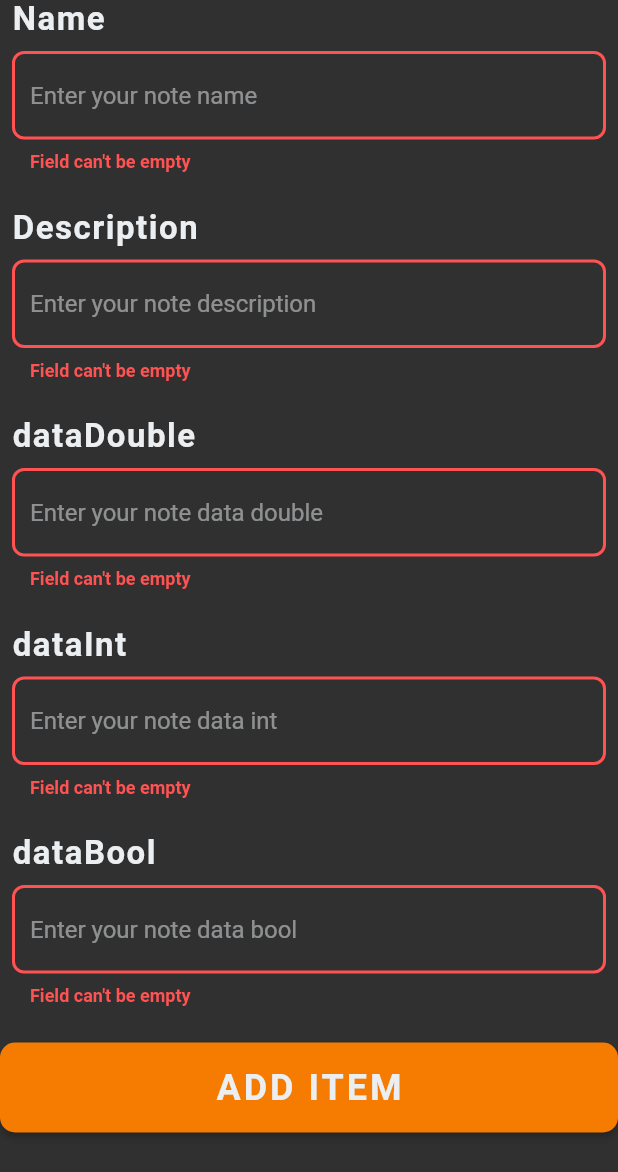
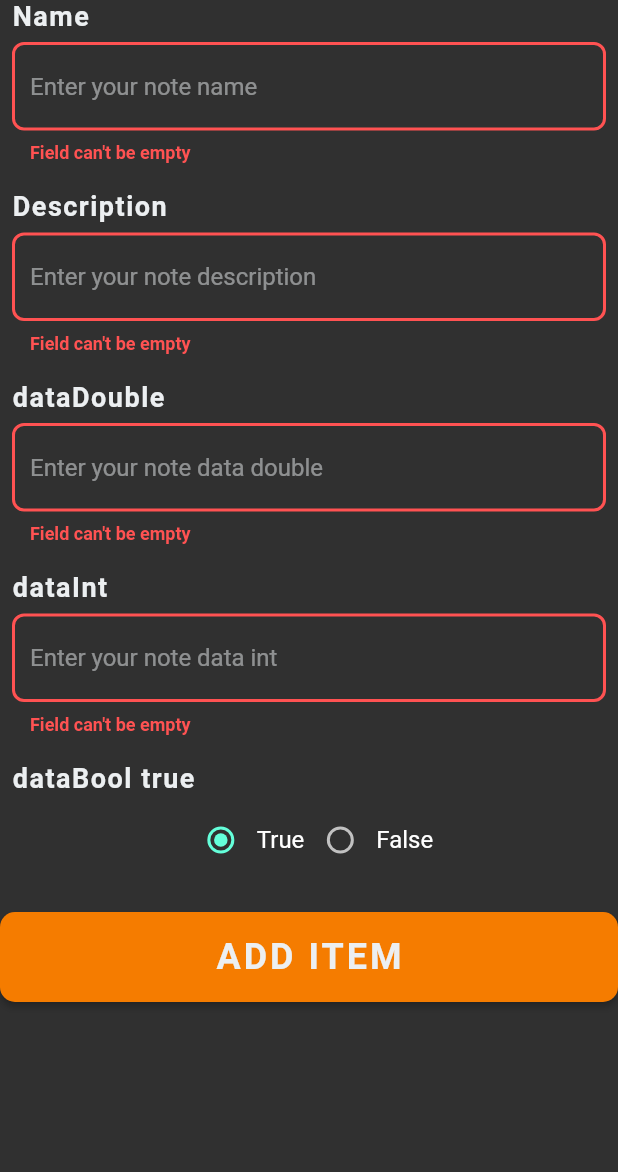
Before and after one commit to Med-Li-Jr/flutterInterfaces, a Flutter app: the AddItemForm widget shown alone on an empty page, opened directly with empty values, after a tap on "ADD ITEM", on a phone screen of 412 x 824 dp. Shown: the top 1172 px of the screen. Run offline on Flutter 3.47's test engine with Material 2 defaults, Android fonts, the phone set to English and light mode, and no system bars; our stand-ins replace cloud_firestore, firebase_core; accounts and stored records are empty.

Commit message:
Done part Add with differents type of Field

```diff
--- a/lib/AddForm.dart
+++ b/lib/AddForm.dart
@@ -29,6 +29,7 @@ class _AddItemFormState extends State<AddItemForm> {
   final _addItemFormKey = GlobalKey<FormState>();
 
   bool _isProcessing = false;
+  bool _radioDataBool = true;
 
   final TextEditingController _nameController = TextEditingController();
   final TextEditingController _descriptionController = TextEditingController();
@@ -38,7 +39,8 @@ class _AddItemFormState extends State<AddItemForm> {
 
   @override
   Widget build(BuildContext context) {
-    return Form(
+    return SingleChildScrollView(
+      child: Form(
         key: _addItemFormKey,
         child: Column(
           children: [
@@ -50,17 +52,17 @@ class _AddItemFormState extends State<AddItemForm> {
               ),
               child: Column(
                 crossAxisAlignment: CrossAxisAlignment.start,
-              children: [
+                children: <Widget>[
                   Text(
                     'Name',
                     style: TextStyle(
                       color: CustomColors.itemListColor,
-                    fontSize: 22.0,
+                      fontSize: 18.0,
                       letterSpacing: 1,
                       fontWeight: FontWeight.bold,
                     ),
                   ),
-                SizedBox(height: 8.0),
+                  SizedBox(height: 7.0),
                   CustomFormField(
                     isLabelEnabled: false,
                     controller: _nameController,
@@ -73,17 +75,17 @@ class _AddItemFormState extends State<AddItemForm> {
                     label: 'Name',
                     hint: 'Enter your note name',
                   ),
-                SizedBox(height: 24.0),
+                  SizedBox(height: 18.0),
                   Text(
                     'Description',
                     style: TextStyle(
                       color: CustomColors.itemListColor,
-                    fontSize: 22.0,
+                      fontSize: 18.0,
                       letterSpacing: 1,
                       fontWeight: FontWeight.bold,
                     ),
                   ),
-                SizedBox(height: 8.0),
+                  SizedBox(height: 7.0),
                   CustomFormField(
                     maxLines: 1,
                     isLabelEnabled: false,
@@ -97,17 +99,18 @@ class _AddItemFormState extends State<AddItemForm> {
                     label: 'Description',
                     hint: 'Enter your note description',
                   ),
-                SizedBox(height: 24.0),
+                  SizedBox(height: 18.0),
                   Text(
                     'dataDouble',
                     style: TextStyle(
                       color: CustomColors.itemListColor,
-                    fontSize: 22.0,
+                      fontSize: 18.0,
                       letterSpacing: 1,
                       fontWeight: FontWeight.bold,
                     ),
                   ),
-                SizedBox(height: 8.0),
+                  SizedBox(height: 7.0),
+
                   CustomFormField(
                     maxLines: 1,
                     isLabelEnabled: false,
@@ -115,23 +118,25 @@ class _AddItemFormState extends State<AddItemForm> {
                     focusNode: widget.dataDoubleFocusNode,
                     keyboardType: TextInputType.text,
                     inputAction: TextInputAction.done,
-                  validator: (value) => Validator.validateField(
+                    validator: (value) => Validator.validateFieldNumber(
                       value: value,
+                      typeField: "double"
                     ),
                     label: 'Data Double',
                     hint: 'Enter your note data double',
                   ),
-                SizedBox(height: 24.0),
+
+                  SizedBox(height: 18.0),
                   Text(
                     'dataInt',
                     style: TextStyle(
                       color: CustomColors.itemListColor,
-                    fontSize: 22.0,
+                      fontSize: 18.0,
                       letterSpacing: 1,
                       fontWeight: FontWeight.bold,
                     ),
                   ),
-                SizedBox(height: 8.0),
+                  SizedBox(height: 7.0),
                   CustomFormField(
                     maxLines: 1,
                     isLabelEnabled: false,
@@ -139,35 +144,71 @@ class _AddItemFormState extends State<AddItemForm> {
                     focusNode: widget.dataIntFocusNode,
                     keyboardType: TextInputType.text,
                     inputAction: TextInputAction.done,
-                  validator: (value) => Validator.validateField(
+                    validator: (value) => Validator.validateFieldNumber(
                       value: value,
+                      typeField: "int"
                     ),
                     label: 'Data Int',
                     hint: 'Enter your note data int',
                   ),
-                SizedBox(height: 24.0),
+                  SizedBox(height: 18.0),
+
+
                   Text(
-                  'dataBool',
+                    'dataBool ' + _radioDataBool.toString(),
                     style: TextStyle(
                       color: CustomColors.itemListColor,
-                    fontSize: 22.0,
+                      fontSize: 18.0,
                       letterSpacing: 1,
                       fontWeight: FontWeight.bold,
                     ),
                   ),
-                SizedBox(height: 8.0),
-                CustomFormField(
-                  maxLines: 1,
-                  isLabelEnabled: false,
-                  controller: _dataBoolController,
-                  focusNode: widget.dataBoolFocusNode,
-                  keyboardType: TextInputType.text,
-                  inputAction: TextInputAction.done,
-                  validator: (value) => Validator.validateField(
-                    value: value,
+                  SizedBox(height: 7.0),
+                  // CustomFormField(
+                  //   maxLines: 1,
+                  //   isLabelEnabled: false,
+                  //   controller: _dataBoolController,
+                  //   focusNode: widget.dataBoolFocusNode,
+                  //   keyboardType: TextInputType.text,
+                  //   inputAction: TextInputAction.done,
+                  //   validator: (value) => Validator.validateField(
+                  //     value: value,
+                  //   ),
+                  //   label: 'Data Bool',
+                  //   hint: 'Enter your note data bool',
+                  // ),
+                  new Row(
+                    mainAxisAlignment: MainAxisAlignment.center,
+                    children: <Widget>[
+                      new Radio(
+                        value: true,
+                        groupValue: _radioDataBool,
+                        onChanged: (value) {
+                          setState(() {
+                            _radioDataBool = value;
+                          });
+                        },
                       ),
-                  label: 'Data Bool',
-                  hint: 'Enter your note data bool',
+                      new Text(
+                        'True',
+                        style: new TextStyle(fontSize: 16.0),
+                      ),
+                      new Radio(
+                        value: false,
+                        groupValue: _radioDataBool,
+                        onChanged: (value) {
+                          setState(() {
+                            _radioDataBool = value;
+                          });
+                        },
+                      ),
+                      new Text(
+                        'False',
+                        style: new TextStyle(
+                          fontSize: 16.0,
+                        ),
+                      ),
+                    ],
                   ),
                 ],
               ),
@@ -214,9 +255,10 @@ class _AddItemFormState extends State<AddItemForm> {
                                   .toString(),
                               name: _nameController.text,
                               description: _descriptionController.text,
-                            dataDouble: double.parse(_dataBoolController.text),
+                              dataDouble:
+                                  double.parse(_dataDoubleController.text),
                               dataInt: int.parse(_dataIntController.text),
-                            dataBool: _dataBoolController.text == "true",
+                              dataBool: _radioDataBool,
                             ),
                           );
 
@@ -243,6 +285,7 @@ class _AddItemFormState extends State<AddItemForm> {
                   ),
           ],
         ),
+      ),
     );
   }
 }
--- a/lib/AddScreen.dart
+++ b/lib/AddScreen.dart
@@ -61,12 +61,14 @@ class AddScreen extends StatelessWidget {
                   ),
                 ),
                 SizedBox(height: 25),
-                AddItemForm(
-                  nameFocusNode: _nameFocusNode,
-                  descriptionFocusNode: _descriptionFocusNode,
-                  dataDoubleFocusNode: _dataDoubleFocusNode,
-                  dataIntFocusNode: _dataIntFocusNode,
-                  dataBoolFocusNode: _dataBoolFocusNode,
+                Expanded(
+                  child: AddItemForm(
+                    nameFocusNode: _nameFocusNode,
+                    descriptionFocusNode: _descriptionFocusNode,
+                    dataDoubleFocusNode: _dataDoubleFocusNode,
+                    dataIntFocusNode: _dataIntFocusNode,
+                    dataBoolFocusNode: _dataBoolFocusNode,
+                  ),
                 ),
               ],
             ),
--- a/lib/Validator.dart
+++ b/lib/Validator.dart
@@ -18,4 +18,24 @@ class Validator {
 
     return null;
   }
+
+  static String validateFieldNumber({@required String value, @required String typeField}) {
+    if (value.isEmpty) {
+      return 'Field can\'t be empty';
+    }
+    bool hasError = false;
+    switch (typeField){
+      case "double":
+        hasError = double.tryParse(value) == null ? true : false;
+      break;
+      case "int":
+        hasError = int.tryParse(value) == null ? true : false;
+      break;
+    }
+
+    if(hasError)
+      return 'Value ' + value + " is not a type of " + typeField;
+
+    return null;
+  }
 }
```
Lines whose indentation alone changed are shown as unchanged.
